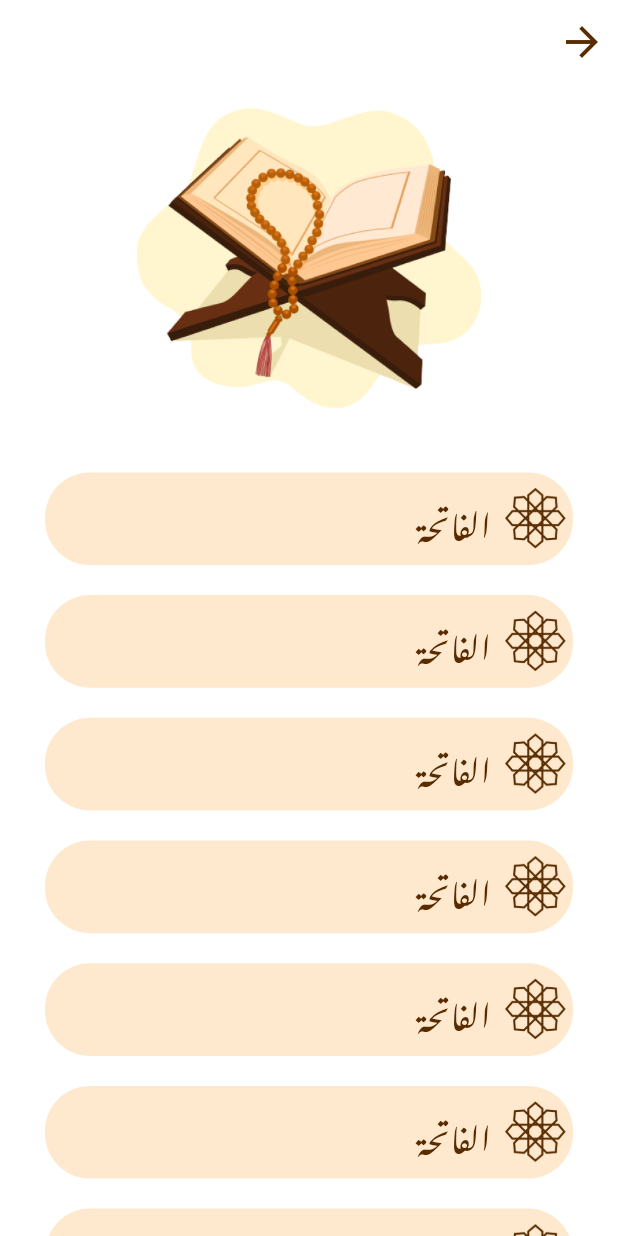
After one commit to Ahmd1Khald/fastaqm_app, a Flutter app: the QuranScreen screen opened directly, on a phone screen of 412 x 824 dp. The commit adds this screen. Run offline on Flutter 3.47's test engine with Material 2 defaults, Android fonts, the phone set to English and light mode, and no system bars; our stand-ins replace curved_navigation_bar, flutter_bloc, google_fonts, shimmer.

Commit message:
quran screen ui and setup bloc

```diff
--- a/lib/Core/constatnts/app_functions.dart
+++ b/lib/Core/constatnts/app_functions.dart
@@ -16,4 +16,8 @@ class AppFunctions {
     Navigator.pushAndRemoveUntil(context,
         MaterialPageRoute(builder: (context) => screen), (route) => false);
   }
+
+  static void pushTo({required context, required Widget screen}) {
+    Navigator.push(context, MaterialPageRoute(builder: (context) => screen));
+  }
 }
--- a/lib/Core/constatnts/assets_manager.dart
+++ b/lib/Core/constatnts/assets_manager.dart
@@ -10,4 +10,6 @@ class AssetsManager {
   static const duaaLogo = '$baseImagesPath/duaa_icon.png';
   static const masjedIcon = '$baseImagesPath/masjed_icon.png';
   static const quranIcon = '$baseImagesPath/quran_icon.png';
+  static const quranImage = '$baseImagesPath/quran_image.png';
+  static const q1Icon = '$baseImagesPath/q1_icon.png';
 }
--- /dev/null
+++ b/lib/Features/quran/presentation/controller/quran_cubit.dart
@@ -0,0 +1,8 @@
+import 'package:flutter_bloc/flutter_bloc.dart';
+
+part 'quran_state.dart';
+
+class QuranCubit extends Cubit<QuranState> {
+  QuranCubit() : super(QuranInitial());
+  static QuranCubit get(context) => BlocProvider.of(context);
+}
--- /dev/null
+++ b/lib/Features/quran/presentation/controller/quran_state.dart
@@ -0,0 +1,5 @@
+part of 'quran_cubit.dart';
+
+abstract class QuranState {}
+
+class QuranInitial extends QuranState {}
--- /dev/null
+++ b/lib/Features/quran/presentation/views/quran_body.dart
@@ -0,0 +1,98 @@
+import 'package:fastaqm_app/Core/constatnts/assets_manager.dart';
+import 'package:fastaqm_app/Core/constatnts/colors.dart';
+import 'package:fastaqm_app/Core/constatnts/variables.dart';
+import 'package:fastaqm_app/Features/quran/presentation/views/widgets/quran_image_widget.dart';
+import 'package:flutter/material.dart';
+import 'package:flutter_bloc/flutter_bloc.dart';
+import 'package:google_fonts/google_fonts.dart';
+
+import '../controller/quran_cubit.dart';
+
+class QuranScreen extends StatelessWidget {
+  const QuranScreen({Key? key}) : super(key: key);
+
+  @override
+  Widget build(BuildContext context) {
+    return BlocConsumer<QuranCubit, QuranState>(
+      listener: (context, state) {},
+      builder: (context, state) {
+        QuranCubit cubit = QuranCubit.get(context);
+        return Scaffold(
+          appBar: AppBar(
+            automaticallyImplyLeading: false,
+            actions: [
+              IconButton(
+                  onPressed: () {
+                    Navigator.pop(context);
+                  },
+                  icon: const Icon(
+                    Icons.arrow_forward,
+                    size: 32,
+                    color: MyColors.darkBrown,
+                  ))
+            ],
+          ),
+          body: SingleChildScrollView(
+            child: Column(
+              crossAxisAlignment: CrossAxisAlignment.center,
+              children: [
+                const QuranImage(),
+                const SizedBox(
+                  height: 10,
+                ),
+                ListView.builder(
+                  shrinkWrap: true,
+                  physics: const NeverScrollableScrollPhysics(),
+                  itemBuilder: (context, index) => buildContainer(context),
+                  itemCount: 114,
+                ),
+              ],
+            ),
+          ),
+        );
+      },
+    );
+  }
+
+  Padding buildContainer(BuildContext context) {
+    Color color = MyColors.lightBrown;
+    Color color2 = MyColors.darkBrown;
+    return Padding(
+      padding: const EdgeInsets.symmetric(vertical: 10, horizontal: 30),
+      child: InkWell(
+        onTap: () {},
+        child: Container(
+          height: AppVariables.appSize(context).width * 0.15,
+          width: AppVariables.appSize(context).width * 0.7,
+          decoration: BoxDecoration(
+            color: MyColors.lightBrown,
+            borderRadius: BorderRadius.circular(30),
+          ),
+          child: Row(
+            mainAxisAlignment: MainAxisAlignment.end,
+            children: [
+              Text(
+                "الفاتحة",
+                style: GoogleFonts.notoNastaliqUrdu(
+                  textStyle: const TextStyle(
+                    fontSize: 22,
+                    fontWeight: FontWeight.w400,
+                    color: MyColors.darkBrown,
+                  ),
+                ),
+              ),
+              const SizedBox(
+                width: 5,
+              ),
+              Image.asset(
+                AssetsManager.q1Icon,
+                color: MyColors.darkBrown,
+                width: AppVariables.appSize(context).width * 0.12,
+              ),
+            ],
+          ),
+        ),
+      ),
+    );
+  }
+}
--- /dev/null
+++ b/lib/Features/quran/presentation/views/widgets/quran_image_widget.dart
@@ -0,0 +1,18 @@
+import 'package:flutter/material.dart';
+
+import '../../../../../Core/constatnts/assets_manager.dart';
+import '../../../../../Core/constatnts/variables.dart';
+
+class QuranImage extends StatelessWidget {
+  const QuranImage({Key? key}) : super(key: key);
+
+  @override
+  Widget build(BuildContext context) {
+    return Center(
+      child: Image.asset(
+        AssetsManager.quranImage,
+        width: AppVariables.appSize(context).width * 0.7,
+      ),
+    );
+  }
+}
--- a/pubspec.yaml
+++ b/pubspec.yaml
@@ -10,11 +10,15 @@ environment:
 dependencies:
   flutter:
     sdk: flutter
+  #ui
   cupertino_icons: ^1.0.2
   google_fonts: ^6.0.0
   curved_navigation_bar: ^1.0.3
   font_awesome_flutter: ^10.5.0
   shimmer: ^3.0.0
+  #bloc
+  bloc: ^8.1.2
+  flutter_bloc: ^8.1.3
 
 
 dev_dependencies:
```
Also changed, not shown: lib/Features/ahadith/presentation/views/settings_body.dart (added, +10 -0 lines), lib/Features/azkar/presentation/views/settings_body.dart (added, +10 -0 lines), lib/Features/bakiat/presentation/views/settings_body.dart (added, +10 -0 lines), lib/Features/duaa/presentation/views/settings_body.dart (added, +10 -0 lines), lib/Features/home/presentation/views/home_body.dart (+7 -1 lines), lib/Features/pray_time/presentation/views/settings_body.dart (added, +10 -0 lines), lib/main.dart (+17 -5 lines), assets/images/q1_icon.png (added), assets/images/quran_image.png (added), pubspec.lock.
